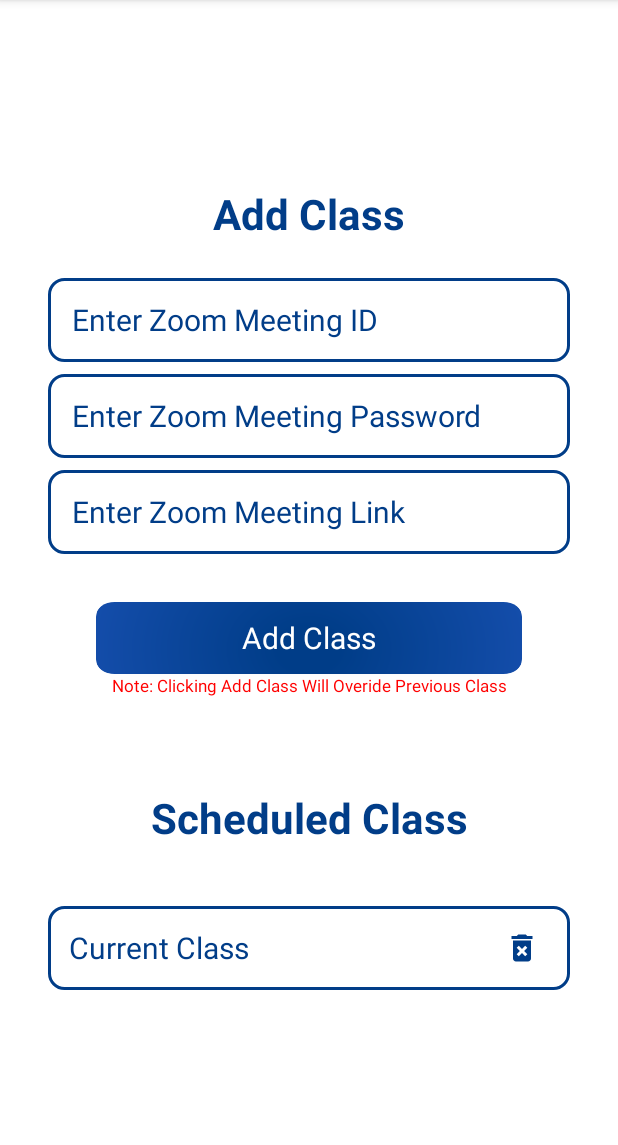
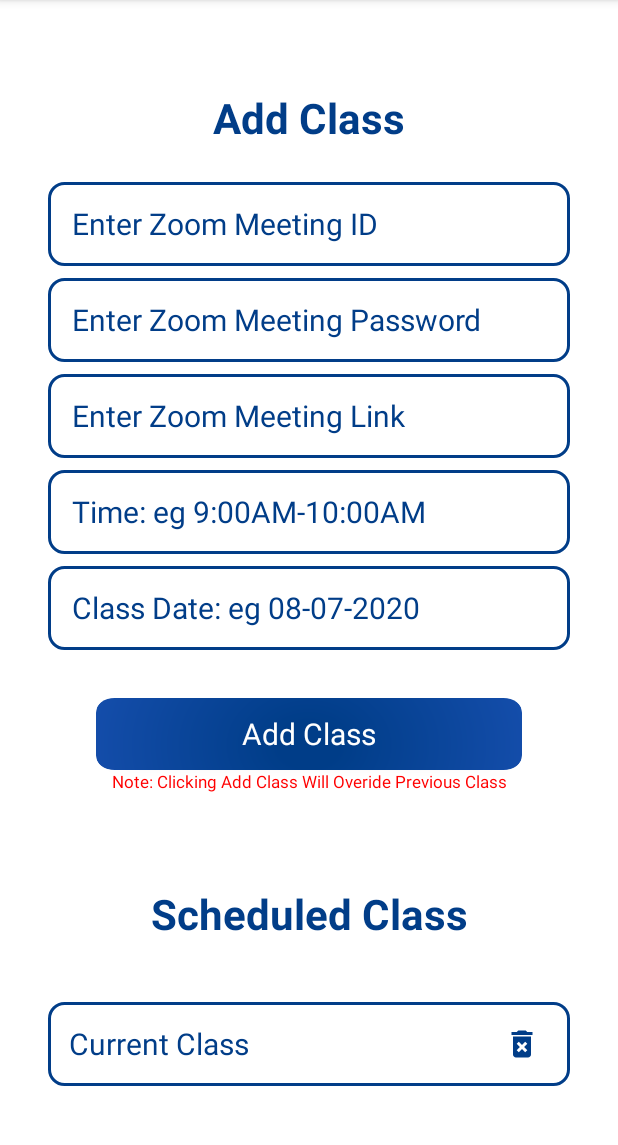
Before and after one commit to SagheerHussainZardari/VirtualClassRoom, an Android app: the fragment ScheduleClassFragment shown on its own in the app's theme, on a phone screen of 412 x 824 dp, the part 84-1229 px from its top. Run offline under Robolectric (Android 15) with nearby library versions, the phone set to English and light mode, and no system bars.

Commit message:
Added UI to ScheduleClassFragment.kt For Teacher

```diff
--- a/app/src/main/java/com/sagheerhussainzardari/virtualclassroom/TeacherFiles/TeacherFragments/ScheduleClassFragment.kt
+++ b/app/src/main/java/com/sagheerhussainzardari/virtualclassroom/TeacherFiles/TeacherFragments/ScheduleClassFragment.kt
@@ -5,7 +5,9 @@
 import android.view.View
 import android.view.ViewGroup
 import androidx.fragment.app.Fragment
+import com.sagheerhussainzardari.easyandroid.showToastShort
 import com.sagheerhussainzardari.virtualclassroom.R
+import kotlinx.android.synthetic.main.fragment_teacher_scheduleclass.*
 
 class ScheduleClassFragment : Fragment() {
 
@@ -17,4 +19,17 @@
         return inflater.inflate(R.layout.fragment_teacher_scheduleclass, container, false)
     }
 
+
+    override fun onViewCreated(view: View, savedInstanceState: Bundle?) {
+        super.onViewCreated(view, savedInstanceState)
+
+        btn_addClass_ScheduleClassFragmentTeacher.setOnClickListener {
+            val zoonID = et_zoomID.text.toString()
+            val zoonPassword = et_zoomPassword.text.toString()
+            val zoonLink = et_zoomLink.text.toString()
+
+            context?.showToastShort("$zoonID , $zoonPassword , $zoonLink")
+        }
+    }
+
 }
--- a/app/src/main/res/layout/fragment_teacher_scheduleclass.xml
+++ b/app/src/main/res/layout/fragment_teacher_scheduleclass.xml
@@ -31,24 +31,42 @@
 
 
             <EditText
+                android:id="@+id/et_zoomID"
                 style="@style/style_edittext_scheduleClass"
                 android:hint="Enter Zoom Meeting ID"
                 android:paddingLeft="16dp"
                 android:paddingRight="16dp" />
 
             <EditText
+                android:id="@+id/et_zoomPassword"
                 style="@style/style_edittext_scheduleClass"
                 android:hint="Enter Zoom Meeting Password"
                 android:paddingLeft="16dp"
                 android:paddingRight="16dp" />
 
             <EditText
+                android:id="@+id/et_zoomLink"
                 style="@style/style_edittext_scheduleClass"
                 android:hint="Enter Zoom Meeting Link"
                 android:paddingLeft="16dp"
                 android:paddingRight="16dp" />
 
+            <EditText
+                android:id="@+id/et_zoomTime"
+                style="@style/style_edittext_scheduleClass"
+                android:hint="Time: eg 9:00AM-10:00AM"
+                android:paddingLeft="16dp"
+                android:paddingRight="16dp" />
+
+            <EditText
+                android:id="@+id/et_zoomDate"
+                style="@style/style_edittext_scheduleClass"
+                android:hint="Class Date: eg 08-07-2020"
+                android:paddingLeft="16dp"
+                android:paddingRight="16dp" />
+
             <androidx.cardview.widget.CardView
+                android:id="@+id/btn_addClass_ScheduleClassFragmentTeacher"
                 style="@style/style_button"
                 android:layout_marginTop="32dp"
                 android:clickable="true"
```
